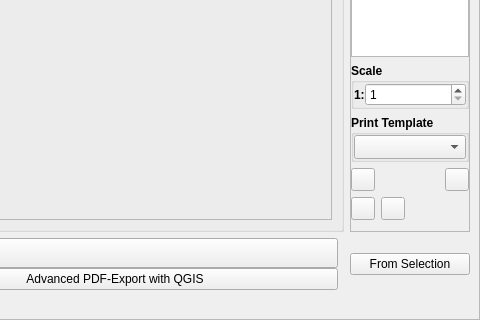
Qt form modules/plot/plot_menu.ui (telekom/qgis_plugin_plot) before a commit; both pictures show x 571 to 1051 and y 373 to 693 of the 1051 by 693 pixel window.
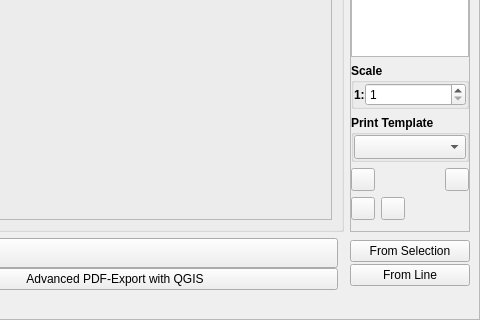
The same form after that commit.

Commit message: changed translation files, added button do add pages from a helper line

Patch:
```diff
--- a/modules/plot/plot_menu.ui
+++ b/modules/plot/plot_menu.ui
@@ -143,6 +143,19 @@
                    </property>
                   </widget>
                  </item>
+                 <item row="2" column="0">
+                  <widget class="QPushButton" name="But_CreateFromLine">
+                   <property name="toolTip">
+                    <string>&lt;html&gt;&lt;head/&gt;&lt;body&gt;&lt;p&gt;Calculates new pages along the digitized polyline.&lt;/p&gt;&lt;/body&gt;&lt;/html&gt;</string>
+                   </property>
+                   <property name="whatsThis">
+                    <string/>
+                   </property>
+                   <property name="text">
+                    <string>From Line</string>
+                   </property>
+                  </widget>
+                 </item>
                 </layout>
                </widget>
               </item>
```
Left out of the diff: 1 changed line with no effect on the pictures. The commit also changes 8 other files.
